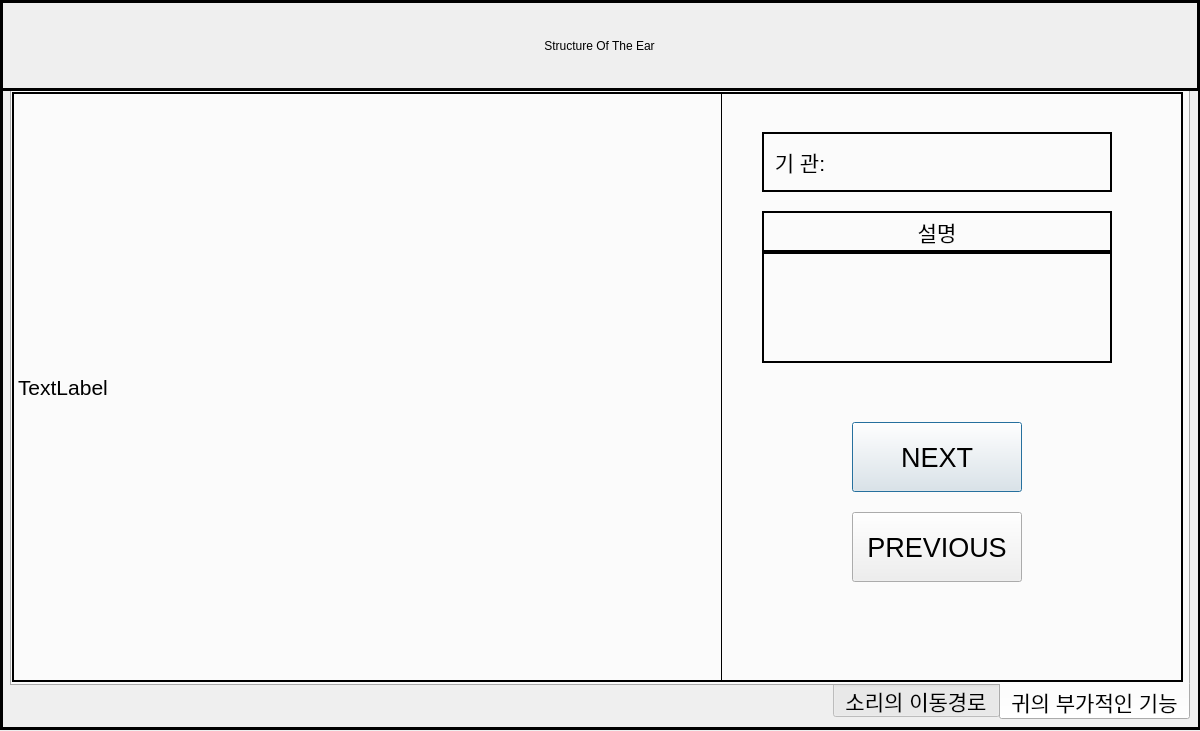
Before: the Qt Designer form project/sound/Ear System.ui in mioneu0358/python1, drawn with Qt 5.
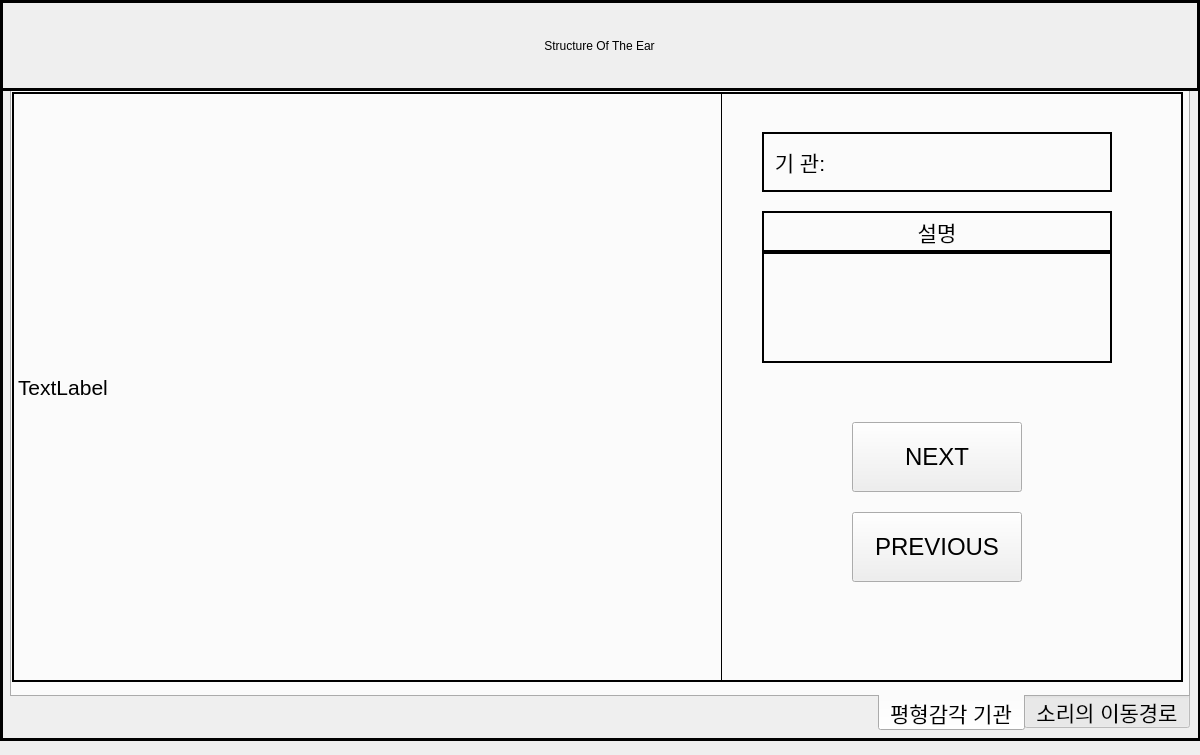
After: the same form once the commit is applied.

Diff of the .ui file:
```diff
--- a/project/sound/Ear System.ui
+++ b/project/sound/Ear System.ui
@@ -7,7 +7,7 @@
     <x>0</x>
     <y>0</y>
     <width>1200</width>
-    <height>731</height>
+    <height>755</height>
    </rect>
   </property>
   <property name="windowTitle">
@@ -19,7 +19,7 @@
      <x>0</x>
      <y>0</y>
      <width>1201</width>
-     <height>730</height>
+     <height>741</height>
     </rect>
    </property>
    <property name="frameShape">
@@ -63,7 +63,7 @@
       <x>10</x>
       <y>90</y>
       <width>1180</width>
-      <height>630</height>
+      <height>641</height>
      </rect>
     </property>
     <property name="font">
@@ -88,9 +88,9 @@
     <property name="elideMode">
      <enum>Qt::ElideLeft</enum>
     </property>
-    <widget class="QWidget" name="AnotherTab">
+    <widget class="QWidget" name="tab">
      <attribute name="title">
-      <string>귀의 부가적인 기능</string>
+      <string>소리의 이동경로</string>
      </attribute>
      <widget class="QFrame" name="SubFrame_2">
       <property name="geometry">
@@ -182,7 +182,7 @@
         <set>Qt::AlignCenter</set>
        </property>
       </widget>
-      <widget class="QPushButton" name="NextBtn_4">
+      <widget class="QPushButton" name="NextBtn_1">
        <property name="geometry">
         <rect>
          <x>840</x>
@@ -193,14 +193,14 @@
        </property>
        <property name="font">
         <font>
-         <pointsize>20</pointsize>
+         <pointsize>18</pointsize>
         </font>
        </property>
        <property name="text">
         <string>NEXT</string>
        </property>
       </widget>
-      <widget class="QPushButton" name="PreviousBtn_4">
+      <widget class="QPushButton" name="PreviousBtn_1">
        <property name="geometry">
         <rect>
          <x>840</x>
@@ -211,7 +211,7 @@
        </property>
        <property name="font">
         <font>
-         <pointsize>20</pointsize>
+         <pointsize>18</pointsize>
         </font>
        </property>
        <property name="text">
@@ -248,9 +248,9 @@
       </widget>
      </widget>
     </widget>
-    <widget class="QWidget" name="SoundTab">
+    <widget class="QWidget" name="AnotherTab">
      <attribute name="title">
-      <string>소리의 이동경로</string>
+      <string>평형감각 기관</string>
      </attribute>
      <widget class="QFrame" name="SubFrame">
       <property name="geometry">
@@ -353,7 +353,7 @@
        </property>
        <property name="font">
         <font>
-         <pointsize>20</pointsize>
+         <pointsize>18</pointsize>
         </font>
        </property>
        <property name="text">
@@ -371,7 +371,7 @@
        </property>
        <property name="font">
         <font>
-         <pointsize>20</pointsize>
+         <pointsize>18</pointsize>
         </font>
        </property>
        <property name="text">
```
Left out of the diff: 20 changed lines with no effect on the pictures.
